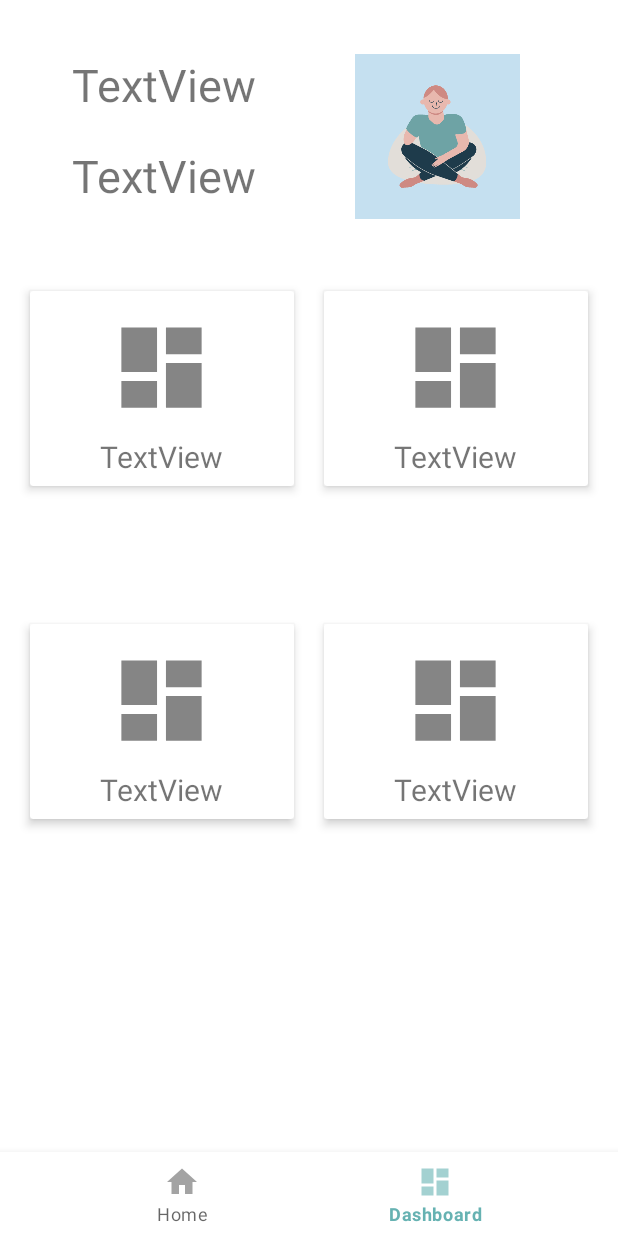
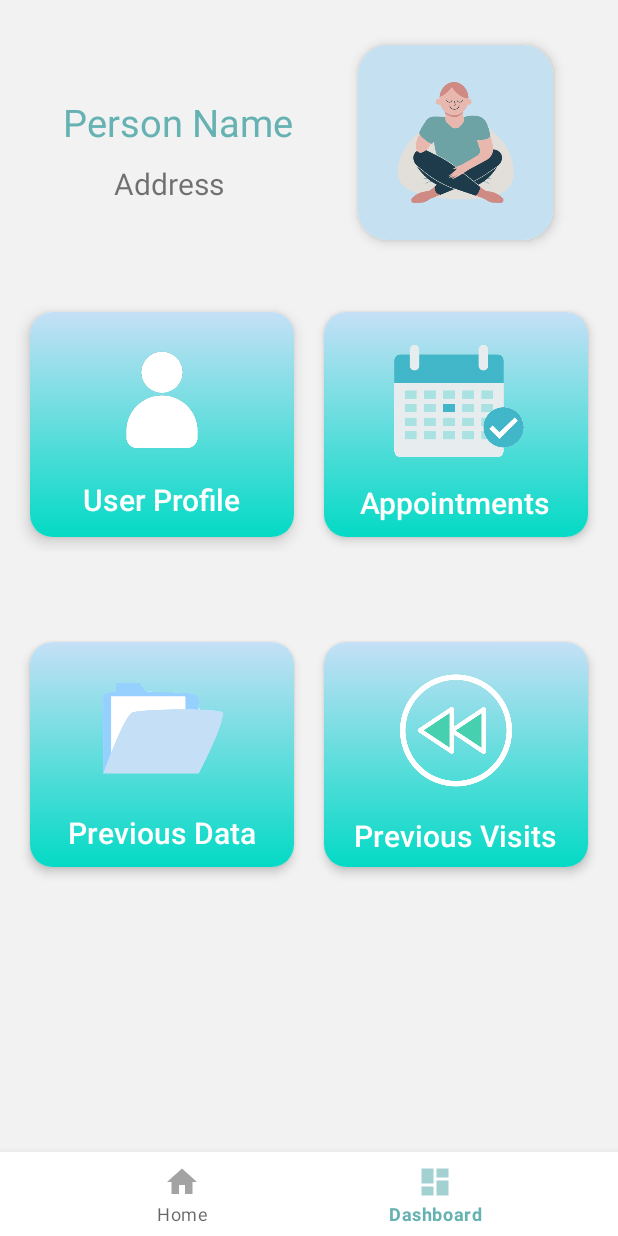
Before and after one commit to dubeyaayush07/CrowdSpace, an Android app: the UserFragment screen opened through its navigation route, on a phone screen of 412 x 824 dp. Run offline under Robolectric (Android 15) with nearby library versions, the phone set to English and light mode, and no system bars; our stand-ins replace Firebase (no records; nobody signed in at launch, a user with empty details on screens opened directly), data binding, navigation-ui; libraries missing offline, so code that uses them is left out: com.firebase.ui; 2 statements that could not run were skipped.

Commit message:
UI changes Basic

```diff
--- a/app/build.gradle
+++ b/app/build.gradle
@@ -50,6 +50,7 @@ dependencies {
     implementation 'androidx.core:core-ktx:1.3.2'
     implementation 'androidx.appcompat:appcompat:1.2.0'
     implementation 'com.google.android.material:material:1.3.0'
+    implementation 'androidx.cardview:cardview:1.0.0'
     implementation 'androidx.constraintlayout:constraintlayout:2.0.4'
     testImplementation 'junit:junit:4.+'
     androidTestImplementation 'androidx.test.ext:junit:1.1.2'
--- /dev/null
+++ b/app/src/main/res/drawable/card_gradient.xml
@@ -0,0 +1,7 @@
+<?xml version="1.0" encoding="utf-8"?>
+<shape xmlns:android="http://schemas.android.com/apk/res/android">
+    <gradient
+        android:startColor="@color/teal_200"
+        android:endColor="#C5E0F6"
+        android:angle="90" />
+</shape>
--- /dev/null
+++ b/app/src/main/res/drawable/rounded_image.xml
@@ -0,0 +1,9 @@
+<?xml version="1.0" encoding="utf-8"?>
+<shape xmlns:android="http://schemas.android.com/apk/res/android"
+    android:shape="rectangle">
+    <corners
+        android:radius="30dp" />
+    <stroke
+        android:color="#ffffffff"
+        android:width="10dp" />
+</shape>
--- a/app/src/main/res/layout/fragment_home.xml
+++ b/app/src/main/res/layout/fragment_home.xml
@@ -6,6 +6,7 @@
         <androidx.recyclerview.widget.RecyclerView
             android:id="@+id/business_list"
             android:layout_width="match_parent"
+            android:background="#f2f2f2"
             android:layout_height="match_parent"
             app:layoutManager="androidx.recyclerview.widget.LinearLayoutManager" />
 
--- a/app/src/main/res/layout/fragment_main.xml
+++ b/app/src/main/res/layout/fragment_main.xml
@@ -7,7 +7,7 @@
     <androidx.constraintlayout.widget.ConstraintLayout
         android:layout_width="match_parent"
         android:layout_height="match_parent"
-        android:background="#C5E0F1"
+        android:background="@drawable/card_gradient"
         tools:context=".MainFragment">
 
 
@@ -15,14 +15,17 @@
             android:id="@+id/textView"
             android:layout_width="match_parent"
             android:layout_height="wrap_content"
+            android:fontFamily="sans-serif-light"
             android:text="@string/crowdspace"
             android:textAlignment="center"
-            android:textColor="@color/black"
-            android:textSize="20sp"
+            android:textColor="@color/white"
+            android:textSize="40dp"
             app:layout_constraintBottom_toBottomOf="parent"
             app:layout_constraintEnd_toEndOf="parent"
+            app:layout_constraintHorizontal_bias="0.0"
             app:layout_constraintStart_toStartOf="parent"
-            app:layout_constraintTop_toTopOf="parent" />
+            app:layout_constraintTop_toTopOf="parent"
+            app:layout_constraintVertical_bias="0.566" />
 
         <ImageView
             android:id="@+id/imageView"
@@ -33,7 +36,7 @@
             app:layout_constraintHorizontal_bias="0.496"
             app:layout_constraintStart_toStartOf="parent"
             app:layout_constraintTop_toTopOf="parent"
-            app:layout_constraintVertical_bias="0.845"
+            app:layout_constraintVertical_bias="1.0"
             app:srcCompat="@drawable/logo" />
 
 
--- a/app/src/main/res/layout/fragment_user.xml
+++ b/app/src/main/res/layout/fragment_user.xml
@@ -6,56 +6,68 @@
     <androidx.constraintlayout.widget.ConstraintLayout
         android:layout_width="match_parent"
         android:layout_height="match_parent"
-        android:background="@color/white">
+        android:background="#f2f2f2">
 
         <TextView
             android:id="@+id/textView2"
             android:layout_width="wrap_content"
             android:layout_height="wrap_content"
-            android:layout_marginTop="36dp"
-            android:text="TextView"
-            android:textSize="30dp"
+            android:layout_marginTop="64dp"
+            android:text="Person Name"
+            android:textSize="25dp"
+            android:textColor="#66b2b2"
+            app:layout_constraintBottom_toTopOf="@+id/linearLayout"
             app:layout_constraintEnd_toEndOf="parent"
-            app:layout_constraintHorizontal_bias="0.167"
+            app:layout_constraintHorizontal_bias="0.162"
             app:layout_constraintStart_toStartOf="parent"
-            app:layout_constraintTop_toTopOf="parent" />
+            app:layout_constraintTop_toTopOf="parent"
+            app:layout_constraintVertical_bias="0.0" />
 
-        <ImageView
-            android:id="@+id/imageView2"
-            android:layout_width="181dp"
-            android:layout_height="110dp"
-            android:layout_marginTop="36dp"
-            android:src="@drawable/logo"
+        <androidx.cardview.widget.CardView
+            android:id="@+id/cardView"
+            android:layout_width="wrap_content"
+            android:layout_height="wrap_content"
+            android:layout_marginTop="30dp"
             app:layout_constraintEnd_toEndOf="parent"
+            app:cardCornerRadius="20dp"
+            app:cardElevation="5dp"
             app:layout_constraintStart_toEndOf="@+id/textView2"
-            app:layout_constraintTop_toTopOf="parent" />
+            app:layout_constraintTop_toTopOf="parent">
+
+            <ImageView
+                android:id="@+id/imageView2"
+                android:layout_width="130dp"
+                android:layout_height="130dp"
+                android:scaleType="centerCrop"
+                android:src="@drawable/logo_main" />
+        </androidx.cardview.widget.CardView>
 
         <TextView
             android:id="@+id/textView3"
             android:layout_width="wrap_content"
             android:layout_height="wrap_content"
-            android:layout_marginTop="20dp"
+            android:layout_marginTop="10dp"
             android:layout_marginBottom="37dp"
-            android:text="TextView"
-            android:textSize="30dp"
+            android:text="Address"
+            android:textSize="20dp"
             app:layout_constraintBottom_toTopOf="@+id/linearLayout"
             app:layout_constraintEnd_toEndOf="parent"
-            app:layout_constraintHorizontal_bias="0.167"
+            app:layout_constraintHorizontal_bias="0.224"
             app:layout_constraintStart_toStartOf="parent"
             app:layout_constraintTop_toBottomOf="@+id/textView2"
-            app:layout_constraintVertical_bias="0.846" />
+            app:layout_constraintVertical_bias="0.0" />
 
         <LinearLayout
             android:id="@+id/linearLayout"
             android:layout_width="match_parent"
-            android:layout_height="170dp"
+            android:layout_height="190dp"
             android:layout_marginTop="28dp"
             android:orientation="horizontal"
             android:padding="10dp"
             app:layout_constraintEnd_toEndOf="parent"
             app:layout_constraintHorizontal_bias="0.0"
             app:layout_constraintStart_toStartOf="parent"
-            app:layout_constraintTop_toBottomOf="@+id/imageView2">
+            app:layout_constraintTop_toBottomOf="@+id/cardView">
 
             <androidx.cardview.widget.CardView
                 android:id="@+id/card1"
@@ -63,7 +75,15 @@
                 android:layout_height="match_parent"
                 android:layout_margin="10dp"
                 android:layout_weight="1"
-                app:cardElevation="4dp">
+                android:outlineSpotShadowColor="@color/black"
+                app:cardCornerRadius="15dp"
+                app:cardElevation="6dp">
+
+                <ImageView
+                    android:layout_width="match_parent"
+                    android:layout_height="match_parent"
+                    android:scaleType="fitXY"
+                    android:src="@drawable/card_gradient" />
 
                 <RelativeLayout
                     android:layout_width="match_parent"
@@ -71,11 +91,12 @@
 
                     <ImageView
                         android:id="@+id/imageView3"
-                        android:layout_width="87dp"
-                        android:layout_height="71dp"
+                        android:layout_width="104dp"
+                        android:layout_height="86dp"
                         android:layout_centerHorizontal="true"
                         android:layout_marginTop="15dp"
-                        android:src="@drawable/ic_dashboard" />
+                        android:scaleType="centerCrop"
+                        android:src="@drawable/profile_icon" />
 
                     <TextView
                         android:id="@+id/textView4"
@@ -87,7 +108,10 @@
                         android:layout_marginTop="10dp"
                         android:layout_marginEnd="10dp"
                         android:layout_marginBottom="10dp"
-                        android:text="TextView"
+                        android:fontFamily="sans-serif-light"
+                        android:text="User Profile"
+                        android:textColor="@color/white"
+                        android:textFontWeight="600"
                         android:textSize="20dp" />
                 </RelativeLayout>
             </androidx.cardview.widget.CardView>
@@ -98,7 +122,14 @@
                 android:layout_height="match_parent"
                 android:layout_margin="10dp"
                 android:layout_weight="1"
+                app:cardCornerRadius="15dp"
                 app:cardElevation="4dp">
+
+                <ImageView
+                    android:layout_width="match_parent"
+                    android:layout_height="match_parent"
+                    android:scaleType="fitXY"
+                    android:src="@drawable/card_gradient" />
 
                 <RelativeLayout
                     android:layout_width="match_parent"
@@ -106,11 +137,14 @@
 
                     <ImageView
                         android:id="@+id/imageView6"
-                        android:layout_width="87dp"
-                        android:layout_height="71dp"
-                        android:layout_centerHorizontal="true"
+                        android:layout_width="117dp"
+                        android:layout_height="88dp"
+                        android:layout_alignParentStart="true"
+                        android:layout_alignParentEnd="true"
+                        android:layout_marginStart="31dp"
                         android:layout_marginTop="15dp"
-                        android:src="@drawable/ic_dashboard" />
+                        android:layout_marginEnd="27dp"
+                        android:src="@drawable/appointment_logo1" />
 
                     <TextView
                         android:id="@+id/textView6"
@@ -119,7 +153,10 @@
                         android:layout_below="@id/imageView6"
                         android:layout_centerHorizontal="true"
                         android:layout_marginTop="10dp"
-                        android:text="TextView"
+                        android:fontFamily="sans-serif-light"
+                        android:text="Appointments"
+                        android:textColor="@color/white"
+                        android:textFontWeight="600"
                         android:textSize="20dp" />
                 </RelativeLayout>
             </androidx.cardview.widget.CardView>
@@ -127,14 +164,16 @@
 
         <LinearLayout
             android:layout_width="match_parent"
-            android:layout_height="170dp"
-            android:layout_marginTop="52dp"
+            android:layout_height="190dp"
+            android:layout_marginTop="20dp"
             android:orientation="horizontal"
             android:padding="10dp"
+            app:layout_constraintBottom_toBottomOf="parent"
             app:layout_constraintEnd_toEndOf="parent"
             app:layout_constraintHorizontal_bias="0.0"
             app:layout_constraintStart_toStartOf="parent"
-            app:layout_constraintTop_toBottomOf="@+id/linearLayout">
+            app:layout_constraintTop_toBottomOf="@+id/linearLayout"
+            app:layout_constraintVertical_bias="0.057">
 
             <androidx.cardview.widget.CardView
                 android:id="@+id/card3"
@@ -142,7 +181,14 @@
                 android:layout_height="match_parent"
                 android:layout_margin="10dp"
                 android:layout_weight="1"
+                app:cardCornerRadius="15dp"
                 app:cardElevation="4dp">
+
+                <ImageView
+                    android:layout_width="match_parent"
+                    android:layout_height="match_parent"
+                    android:scaleType="fitXY"
+                    android:src="@drawable/card_gradient" />
 
                 <RelativeLayout
                     android:layout_width="match_parent"
@@ -150,11 +196,11 @@
 
                     <ImageView
                         android:id="@+id/imageView5"
-                        android:layout_width="87dp"
-                        android:layout_height="71dp"
+                        android:layout_width="118dp"
+                        android:layout_height="88dp"
                         android:layout_centerHorizontal="true"
                         android:layout_marginTop="15dp"
-                        android:src="@drawable/ic_dashboard" />
+                        android:src="@drawable/previousdata_logo" />
 
                     <TextView
                         android:id="@+id/textView7"
@@ -166,7 +212,10 @@
                         android:layout_marginTop="10dp"
                         android:layout_marginEnd="10dp"
                         android:layout_marginBottom="10dp"
-                        android:text="TextView"
+                        android:fontFamily="sans-serif-light"
+                        android:text="Previous Data"
+                        android:textColor="@color/white"
+                        android:textFontWeight="600"
                         android:textSize="20dp" />
                 </RelativeLayout>
             </androidx.cardview.widget.CardView>
@@ -177,7 +226,14 @@
                 android:layout_height="match_parent"
                 android:layout_margin="10dp"
                 android:layout_weight="1"
+                app:cardCornerRadius="15dp"
                 app:cardElevation="4dp">
+
+                <ImageView
+                    android:layout_width="match_parent"
+                    android:layout_height="match_parent"
+                    android:scaleType="fitXY"
+                    android:src="@drawable/card_gradient" />
 
                 <RelativeLayout
                     android:layout_width="match_parent"
@@ -185,11 +241,11 @@
 
                     <ImageView
                         android:id="@+id/imageView7"
-                        android:layout_width="87dp"
-                        android:layout_height="71dp"
+                        android:layout_width="113dp"
+                        android:layout_height="90dp"
                         android:layout_centerHorizontal="true"
                         android:layout_marginTop="15dp"
-                        android:src="@drawable/ic_dashboard" />
+                        android:src="@drawable/visit_logo" />
 
                     <TextView
                         android:id="@+id/textView8"
@@ -198,7 +254,10 @@
                         android:layout_below="@id/imageView7"
                         android:layout_centerHorizontal="true"
                         android:layout_marginTop="10dp"
-                        android:text="TextView"
+                        android:fontFamily="sans-serif-light"
+                        android:text="Previous Visits"
+                        android:textColor="@color/white"
+                        android:textFontWeight="600"
                         android:textSize="20dp" />
                 </RelativeLayout>
             </androidx.cardview.widget.CardView>
--- a/app/src/main/res/values/themes.xml
+++ b/app/src/main/res/values/themes.xml
@@ -3,11 +3,11 @@
     <style name="Theme.CrowdSpace" parent="Theme.MaterialComponents.DayNight.DarkActionBar">
         <!-- Primary brand color. -->
         <item name="colorPrimary">#66b2b2</item>
-        <item name="colorPrimaryVariant">#008080</item>
+        <item name="colorPrimaryVariant">#66b2b2</item>
         <item name="colorOnPrimary">#000000</item>
         <!-- Secondary brand color. -->
-        <item name="colorSecondary">@color/teal_200</item>
-        <item name="colorSecondaryVariant">@color/teal_700</item>
+        <item name="colorSecondary">#66b2b2</item>
+        <item name="colorSecondaryVariant">#66b2b2</item>
         <item name="colorOnSecondary">@color/white</item>
         <!-- Status bar color. -->
         <item name="android:statusBarColor" tools:targetApi="l">?attr/colorPrimaryVariant</item>
```
Also changed, not shown: app/src/main/res/drawable-hdpi/logo_main.png (renamed from app/src/main/res/drawable-hdpi/logo.png), app/src/main/res/drawable/appointment_logo.png (added), app/src/main/res/drawable/appointment_logo1.png (added), app/src/main/res/drawable/logo.png (added), app/src/main/res/drawable/logo_main.png (added), app/src/main/res/drawable/previous_logo.png (added), app/src/main/res/drawable/previousdata_logo.png (added), app/src/main/res/drawable/profile_icon.png (added), app/src/main/res/drawable/visit_logo.png (added).
